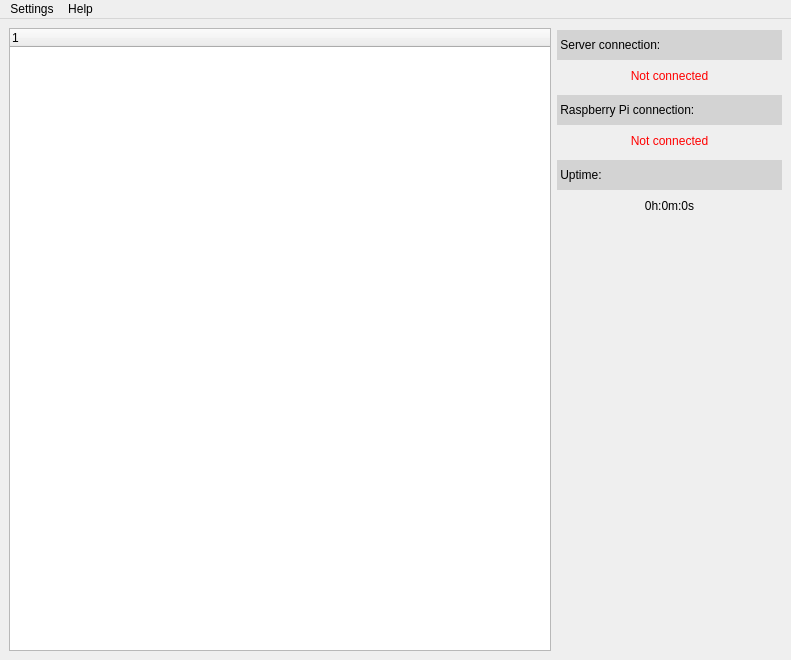
Old version of the form telemetry/client/main_window.ui in the repository solar-car/telemetry.
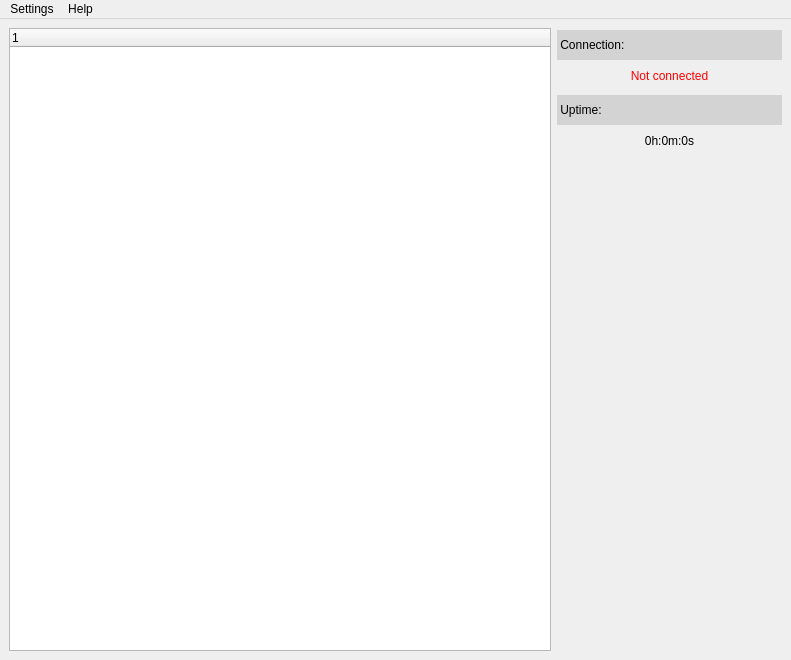
New version of the form.

Diff of the .ui file:
```diff
--- a/telemetry/client/main_window.ui
+++ b/telemetry/client/main_window.ui
@@ -69,56 +69,6 @@
        <property name="bottomMargin">
         <number>0</number>
        </property>
-       <item>
-        <widget class="QLabel" name="label">
-         <property name="minimumSize">
-          <size>
-           <width>0</width>
-           <height>30</height>
-          </size>
-         </property>
-         <property name="maximumSize">
-          <size>
-           <width>16777215</width>
-           <height>25</height>
-          </size>
-         </property>
-         <property name="styleSheet">
-          <string notr="true">background-color : lightgray</string>
-         </property>
-         <property name="text">
-          <string> Server connection:</string>
-         </property>
-         <property name="alignment">
-          <set>Qt::AlignLeading|Qt::AlignLeft|Qt::AlignVCenter</set>
-         </property>
-        </widget>
-       </item>
-       <item>
-        <widget class="QLabel" name="server_connection_status">
-         <property name="minimumSize">
-          <size>
-           <width>0</width>
-           <height>25</height>
-          </size>
-         </property>
-         <property name="maximumSize">
-          <size>
-           <width>16777215</width>
-           <height>25</height>
-          </size>
-         </property>
-         <property name="styleSheet">
-          <string notr="true">color : red</string>
-         </property>
-         <property name="text">
-          <string>Not connected</string>
-         </property>
-         <property name="alignment">
-          <set>Qt::AlignCenter</set>
-         </property>
-        </widget>
-       </item>
        <item>
         <widget class="QLabel" name="label_3">
          <property name="minimumSize">
@@ -137,7 +87,7 @@
           <string notr="true">background-color : lightgray</string>
          </property>
          <property name="text">
-          <string> Raspberry Pi connection:</string>
+          <string> Connection:</string>
          </property>
         </widget>
        </item>
```
Left out of the diff: 2 changed lines with no effect on the pictures.
